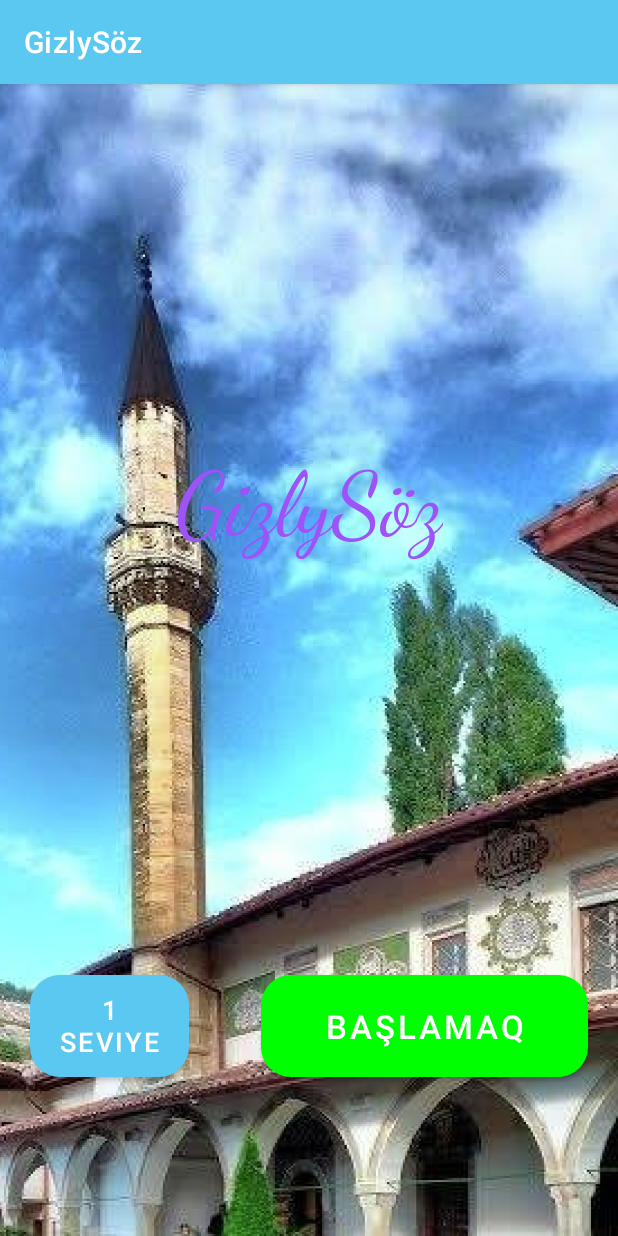
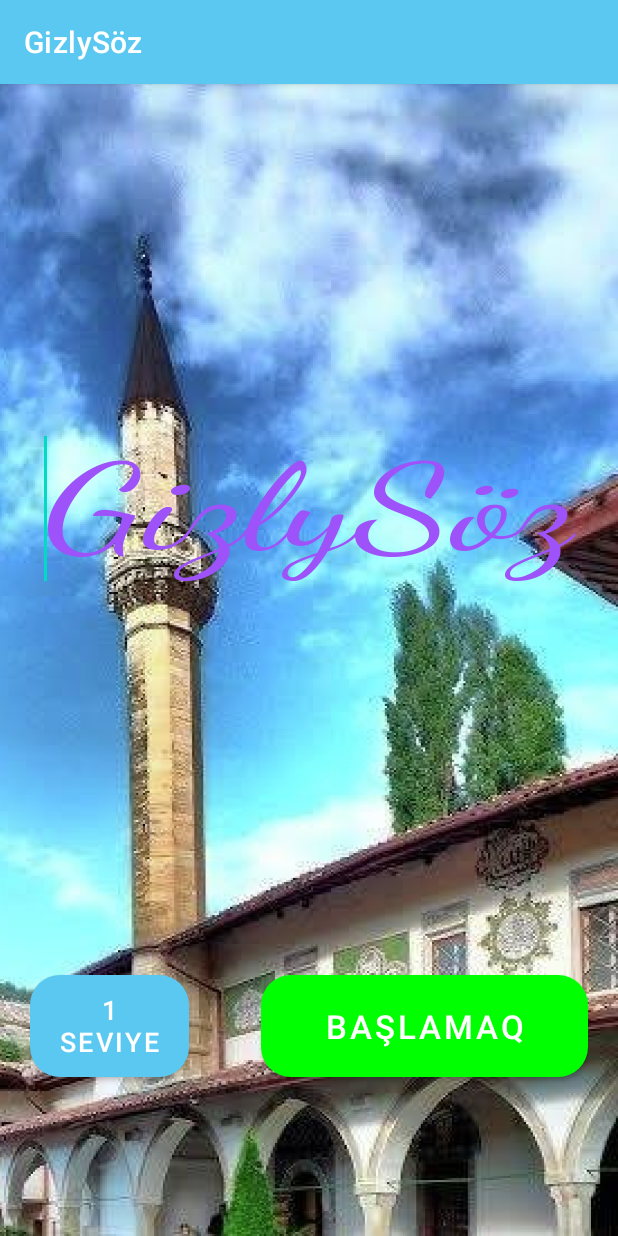
Before and after one commit to Ahtem707/GizliSoz_android, an Android app: the screen it shows after launch (MainActivity), on a phone screen of 412 x 824 dp. Run offline under Robolectric (Android 15) with nearby library versions, the phone set to English and light mode, and no system bars.

Commit message:
Чуть поправил лого на стартовом экране

```diff
--- a/app/src/main/res/layout/activity_main.xml
+++ b/app/src/main/res/layout/activity_main.xml
@@ -55,11 +55,18 @@
         android:id="@+id/textView"
         android:layout_width="wrap_content"
         android:layout_height="wrap_content"
+        android:autoText="true"
+        android:elegantTextHeight="true"
         android:fontFamily="cursive"
+        android:freezesText="true"
         android:text="@string/app_name"
+        android:textAllCaps="true"
         android:textColor="@color/purple_400"
         android:textFontWeight="400"
-        android:textSize="60dp"
+        android:textIsSelectable="true"
+        android:textScaleX="1.5"
+        android:textSize="80dp"
+        android:textStyle="bold"
         app:layout_constraintBottom_toBottomOf="parent"
         app:layout_constraintEnd_toEndOf="parent"
         app:layout_constraintStart_toStartOf="parent"
```
